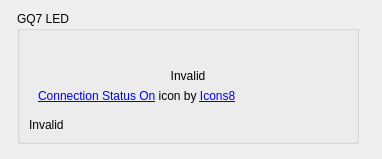
First picture: the form in resource/GQ7LED.ui, repository snwu1996/microstrain_inertial_rqt_common, before the edit.
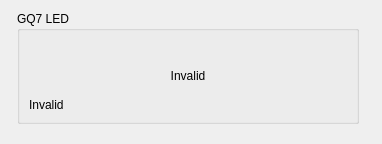
Second picture: the form after the edit.

Commit message: Switches icons to homemade icons to remove notice

What changed in the file:
```diff
--- a/resource/GQ7LED.ui
+++ b/resource/GQ7LED.ui
@@ -7,7 +7,7 @@
     <x>0</x>
     <y>0</y>
     <width>382</width>
-    <height>159</height>
+    <height>144</height>
    </rect>
   </property>
   <property name="windowTitle">
@@ -62,13 +62,6 @@
                </property>
               </widget>
              </item>
-             <item row="2" column="0">
-              <widget class="QLabel" name="label_32">
-               <property name="text">
-                <string>&lt;a target=&quot;_blank&quot; href=&quot;https://icons8.com/icon/33946/connection-status-on&quot;&gt;Connection Status On&lt;/a&gt; icon by &lt;a target=&quot;_blank&quot; href=&quot;https://icons8.com&quot;&gt;Icons8&lt;/a&gt;</string>
-               </property>
-              </widget>
-             </item>
             </layout>
            </widget>
           </item>
```
The commit also changes 15 other files.
